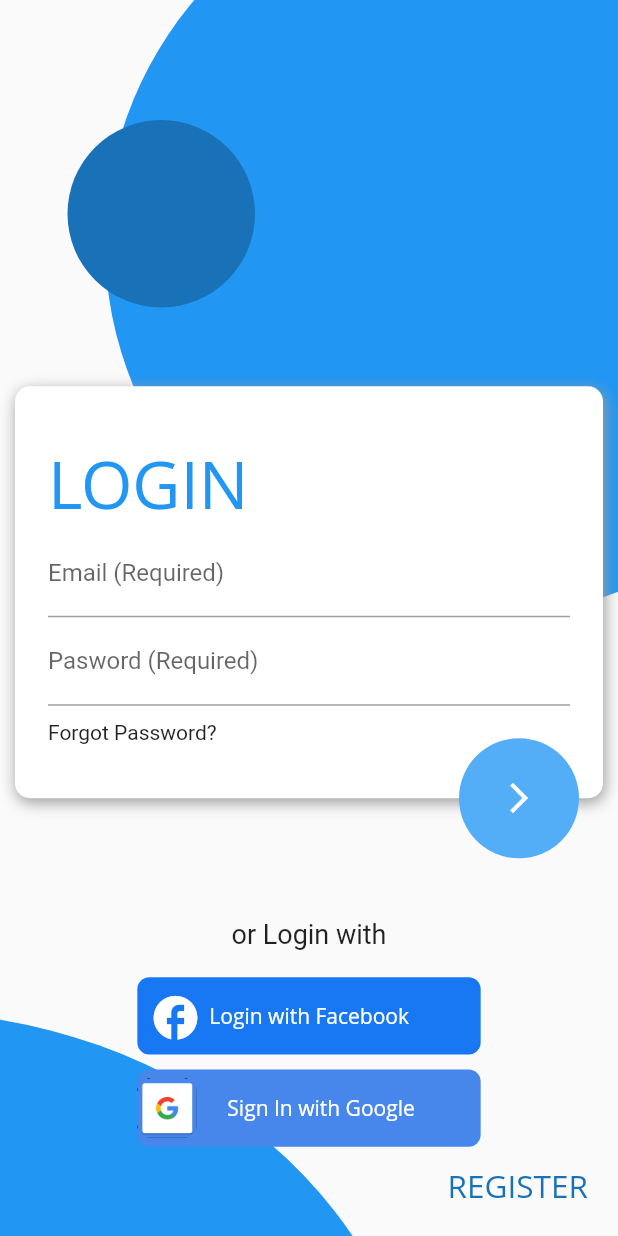
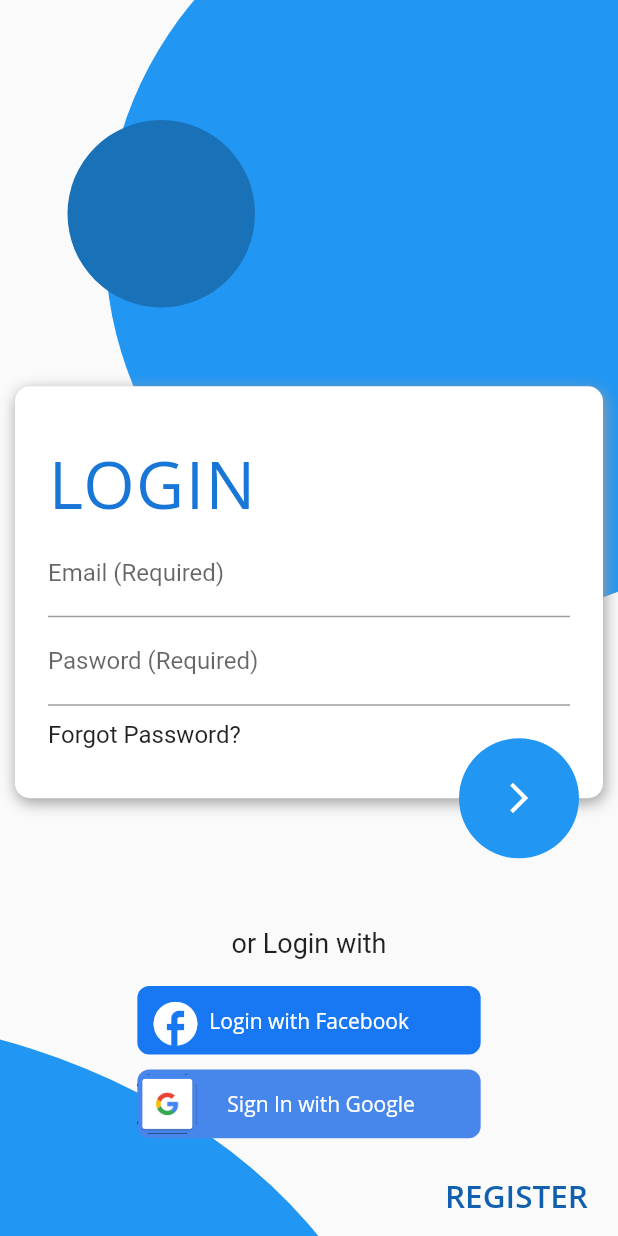
Before and after one commit to navaneethku/photos-api, a Flutter app: the screen it shows after launch, on a phone screen of 412 x 824 dp. Run offline on Flutter 3.47's test engine with Material 2 defaults, Android fonts, the light colour scheme and no system bars; our stand-ins replace get; Roboto replaces fonts that are missing (Open Sans).

Commit message:
improved responsive elements

```diff
--- a/navaneeth_app/lib/app/models/image_model.dart
+++ b/navaneeth_app/lib/app/models/image_model.dart
@@ -1,12 +1,6 @@
-// To parse this JSON data, do
-//
-//     final imageModel = imageModelFromJson(jsonString);
-
 import 'dart:convert';
 
 List<ImageModel> imageModelFromJson(String str) => List<ImageModel>.from(json.decode(str).map((x) => ImageModel.fromJson(x)));
-
-String imageModelToJson(List<ImageModel> data) => json.encode(List<dynamic>.from(data.map((x) => x.toJson())));
 
 class ImageModel {
     ImageModel({
@@ -30,12 +24,4 @@ class ImageModel {
         url: json["url"],
         thumbnailUrl: json["thumbnailUrl"],
     );
-
-    Map<String, dynamic> toJson() => {
-        "albumId": albumId,
-        "id": id,
-        "title": title,
-        "url": url,
-        "thumbnailUrl": thumbnailUrl,
-    };
 }
--- a/navaneeth_app/lib/app/modules/Register/views/register_view.dart
+++ b/navaneeth_app/lib/app/modules/Register/views/register_view.dart
@@ -48,10 +48,10 @@ class RegisterView extends GetView<RegisterController> {
                       ),
                     ),
                     Positioned(
-                      width: 700,
-                      height: 600,
-                      bottom: -450,
-                      right: 130,
+                      width: height,
+                      height: height / 1.3,
+                      bottom: -width / 0.85,
+                      right: width / 3,
                       child: ClipOval(
                         child: Container(
                           decoration: new BoxDecoration(
@@ -98,9 +98,10 @@ class RegisterView extends GetView<RegisterController> {
                                     'LOGIN',
                                     style: TextStyle(
                                       fontFamily: 'Open Sans',
+                                      letterSpacing: 1,
                                       fontSize: 44,
                                       fontWeight: FontWeight.w500,
-                                      color: Color(0xff2196f3),
+                                      color: Color(0xff1876d6),
                                     ),
                                   ),
                                 ),
@@ -118,6 +119,7 @@ class RegisterView extends GetView<RegisterController> {
                                   child: Text(
                                     "Forgot Password?",
                                     textAlign: TextAlign.left,
+                                    style: TextStyle(fontSize: 16),
                                   ),
                                 ),
                                 // Container(child: Text("HEllo")),
@@ -135,7 +137,7 @@ class RegisterView extends GetView<RegisterController> {
                                 width: 80,
                                 height: 80,
                                 decoration: const BoxDecoration(
-                                  color: Color.fromARGB(255, 84, 174, 247),
+                                  color: Color(0xff2196f3),
                                   shape: BoxShape.circle,
                                 ),
                                 child: IconButton(
@@ -175,7 +177,7 @@ class RegisterView extends GetView<RegisterController> {
                                       color: Color(0xff1878f3),
                                       borderRadius: BorderRadius.circular(8)),
                                   width: width / 1.8,
-                                  height: width / 8,
+                                  height: width / 9,
                                   child: Row(children: [
                                     IconButton(
                                       onPressed: () {},
@@ -203,7 +205,7 @@ class RegisterView extends GetView<RegisterController> {
                                       color: Color(0xff4786eb),
                                       borderRadius: BorderRadius.circular(8)),
                                   width: width / 1.8,
-                                  height: width / 8,
+                                  height: width / 9,
                                   child: Row(children: [
                                     Image(
                                         image: AssetImage(
@@ -223,18 +225,25 @@ class RegisterView extends GetView<RegisterController> {
                                 ),
                               ]),
                         ),
-                        Container(
-                            width: width,
+                        Align(
+                          alignment: Alignment.bottomRight,
+                          child: Container(
+                              width: width / 3,
+                              height: width / 8,
                               padding: EdgeInsets.fromLTRB(0, 10, 20, 0),
+                              child: Align(
+                                alignment: Alignment.centerRight,
                                 child: Text(
                                   'REGISTER',
                                   textAlign: TextAlign.right,
                                   style: TextStyle(
-                                  color: Color(0xff1971b8),
+                                      color: Color(0xff1160b0),
                                       fontFamily: 'Open Sans',
                                       fontSize: 21,
-                                  fontWeight: FontWeight.w500),
+                                      fontWeight: FontWeight.w600),
+                                ),
                               )),
+                        ),
                       ],
                     )),
                   ],
--- a/navaneeth_app/lib/app/modules/home/views/home_view.dart
+++ b/navaneeth_app/lib/app/modules/home/views/home_view.dart
@@ -61,7 +61,7 @@ class HomeView extends StatelessWidget {
                                     Padding(
                                       padding: EdgeInsets.all(14),
                                       child: Image.network("${image.url}"),
-                                    )
+                                    ),
                                   ],
                                 ),
                               ),
```
Lines whose indentation alone changed are shown as unchanged.
